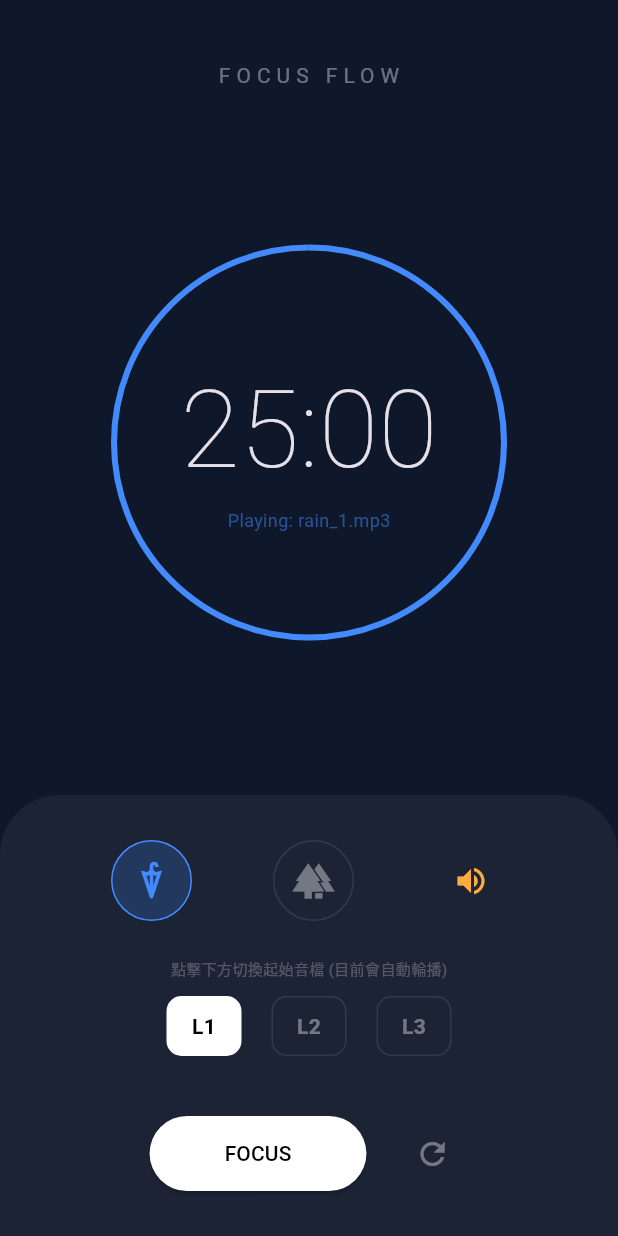
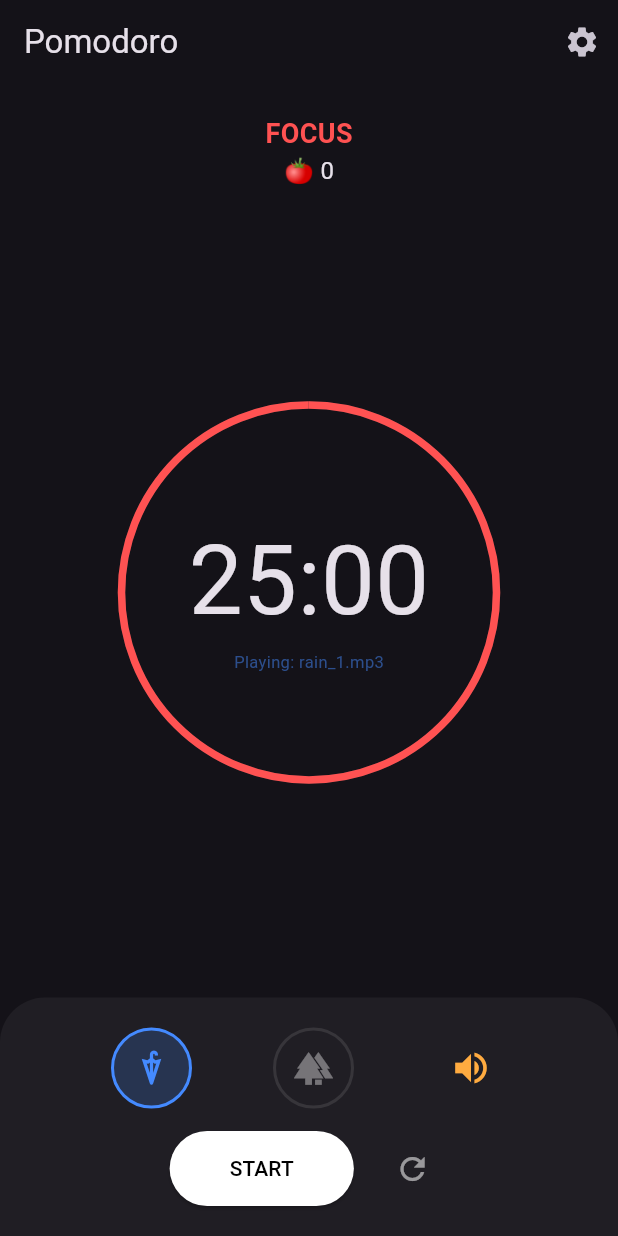
Before and after one commit to Lin-1015-newby/final_project, a Flutter app: the screen it shows after launch, on a phone screen of 412 x 824 dp. Run offline on Flutter 3.47's test engine with Material 3 defaults, Android fonts, the phone set to English and light mode, and no system bars; our stand-ins replace audioplayers.

Commit message:
music_button

```diff
--- a/lib/main.dart
+++ b/lib/main.dart
@@ -2,100 +2,75 @@ import 'dart:async';
 import 'package:flutter/material.dart';
 import 'package:audioplayers/audioplayers.dart';
 
-void main() => runApp(MaterialApp(
+void main() => runApp(const MyApp());
+
+class MyApp extends StatelessWidget {
+  const MyApp({super.key});
+
+  @override
+  Widget build(BuildContext context) {
+    return MaterialApp(
       debugShowCheckedModeBanner: false,
       theme: ThemeData.dark(),
-  home: PomodoroTimer(),
-));
+      home: const PomodoroTimer(),
+    );
+  }
+}
+
+/// ===============================
+/// 設定模型
+/// ===============================
+class PomodoroSettings {
+  int focusMinutes;
+  int shortBreakMinutes;
+  int longBreakMinutes;
+  int longBreakInterval;
+
+  PomodoroSettings({
+    this.focusMinutes = 25,
+    this.shortBreakMinutes = 5,
+    this.longBreakMinutes = 15,
+    this.longBreakInterval = 4,
+  });
+}
+
+/// ===============================
+/// 番茄鐘階段
+/// ===============================
+enum PomodoroPhase { focus, shortBreak, longBreak }
 
 class PomodoroTimer extends StatefulWidget {
+  const PomodoroTimer({super.key});
+
   @override
-  _PomodoroTimerState createState() => _PomodoroTimerState();
+  State<PomodoroTimer> createState() => _PomodoroTimerState();
 }
 
 class _PomodoroTimerState extends State<PomodoroTimer> {
-  static const int defaultTime = 1500;
-  int _seconds = defaultTime;
+  final PomodoroSettings _settings = PomodoroSettings();
+
+  PomodoroPhase _phase = PomodoroPhase.focus;
+  int _seconds = 25 * 60;
+  int _completedPomodoros = 0;
+  bool _isRunning = false;
+
   Timer? _timer;
-  bool _isRunning = false;
 
   final AudioPlayer _audioPlayer = AudioPlayer();
   bool _isSoundOn = true;
+  String _currentCategory = 'rain';
+  int _currentLevel = 1;
 
-  String _currentCategory = 'rain';
-  int _currentLevel = 1; // 1, 2, 3 輪流
+  int get focusTime => _settings.focusMinutes * 60;
+  int get shortBreakTime => _settings.shortBreakMinutes * 60;
+  int get longBreakTime => _settings.longBreakMinutes * 60;
 
   @override
   void initState() {
     super.initState();
-
-    // 重點：監聽播放結束事件，實作自動輪流播放
-    _audioPlayer.onPlayerComplete.listen((event) {
-      if (_isRunning && _isSoundOn) {
-        _playNextSound();
-      }
+    _audioPlayer.onPlayerComplete.listen((_) {
+      if (_isRunning && _isSoundOn) _playNextSound();
     });
-  }
-
-  // 核心邏輯：計算下一個音檔編號並播放
-  void _playNextSound() async {
-    setState(() {
-      // 1 -> 2 -> 3 -> 1 循環
-      _currentLevel = (_currentLevel % 3) + 1;
-    });
-    await _audioPlayer.play(AssetSource('sounds/$_currentFileName'));
-  }
-
-  String get _currentFileName => '${_currentCategory}_$_currentLevel.mp3';
-
-  void _toggleTimer() async {
-    if (_isRunning) {
-      _timer?.cancel();
-      await _audioPlayer.pause();
-    } else {
-      _timer = Timer.periodic(Duration(seconds: 1), (timer) {
-        setState(() {
-          if (_seconds > 0) {
-            _seconds--;
-          } else {
-            _timer?.cancel();
-            _isRunning = false;
-            _audioPlayer.stop();
-          }
-        });
-      });
-      if (_isSoundOn) {
-        await _audioPlayer.play(AssetSource('sounds/$_currentFileName'));
-      }
-    }
-    setState(() => _isRunning = !_isRunning);
-  }
-
-  void _resetTimer() {
-    _timer?.cancel();
-    _audioPlayer.stop();
-    setState(() {
-      _seconds = defaultTime;
-      _isRunning = false;
-      _currentLevel = 1; // 重置時回到第一個音檔
-    });
-  }
-
-  // 手動切換
-  void _manualUpdateSound(String category, int level) async {
-    setState(() {
-      _currentCategory = category;
-      _currentLevel = level;
-    });
-    if (_isRunning && _isSoundOn) {
-      await _audioPlayer.play(AssetSource('sounds/$_currentFileName'));
-    }
-  }
-
-  String _formatTime(int totalSeconds) {
-    int minutes = totalSeconds ~/ 60;
-    int seconds = totalSeconds % 60;
-    return '${minutes.toString().padLeft(2, '0')}:${seconds.toString().padLeft(2, '0')}';
   }
 
   @override
@@ -105,75 +80,230 @@ class _PomodoroTimerState extends State<PomodoroTimer> {
     super.dispose();
   }
 
+  /// ===============================
+  /// Timer
+  /// ===============================
+  void _startTimer() {
+    _timer = Timer.periodic(const Duration(seconds: 1), (_) {
+      if (_seconds <= 0) {
+        _handlePhaseComplete();
+        return;
+      }
+      setState(() => _seconds--);
+    });
+    _playSound();
+  }
+
+  void _pauseTimer() {
+    _timer?.cancel();
+    _audioPlayer.pause();
+    setState(() => _isRunning = false);
+  }
+
+  void _toggleTimer() {
+    setState(() => _isRunning = !_isRunning);
+    _isRunning ? _startTimer() : _pauseTimer();
+  }
+
+  void _resetTimer() {
+    _timer?.cancel();
+    _audioPlayer.stop();
+    setState(() {
+      _phase = PomodoroPhase.focus;
+      _seconds = focusTime;
+      _completedPomodoros = 0;
+      _isRunning = false;
+      _currentLevel = 1;
+    });
+  }
+
+  /// ===============================
+  /// 階段切換
+  /// ===============================
+  void _handlePhaseComplete() {
+    _timer?.cancel();
+    _audioPlayer.stop();
+
+    setState(() {
+      if (_phase == PomodoroPhase.focus) {
+        _completedPomodoros++;
+        if (_completedPomodoros % _settings.longBreakInterval == 0) {
+          _phase = PomodoroPhase.longBreak;
+          _seconds = longBreakTime;
+        } else {
+          _phase = PomodoroPhase.shortBreak;
+          _seconds = shortBreakTime;
+        }
+      } else {
+        _phase = PomodoroPhase.focus;
+        _seconds = focusTime;
+      }
+    });
+
+    _startTimer();
+  }
+
+  /// ===============================
+  /// 音效
+  /// ===============================
+  String get _currentFileName => '${_currentCategory}_$_currentLevel.mp3';
+
+  Future<void> _playSound() async {
+    if (_isRunning && _isSoundOn) {
+      await _audioPlayer.play(
+        AssetSource('sounds/$_currentFileName'),
+      );
+    }
+  }
+
+  void _playNextSound() {
+    setState(() {
+      _currentLevel = (_currentLevel % 3) + 1;
+    });
+    _playSound();
+  }
+
+  void _updateSound({String? category, int? level}) {
+    setState(() {
+      if (category != null) _currentCategory = category;
+      if (level != null) _currentLevel = level;
+    });
+    _playSound();
+  }
+
+  /// ===============================
+  /// UI Helper
+  /// ===============================
+  String get _phaseText {
+    switch (_phase) {
+      case PomodoroPhase.focus:
+        return "FOCUS";
+      case PomodoroPhase.shortBreak:
+        return "SHORT BREAK";
+      case PomodoroPhase.longBreak:
+        return "LONG BREAK";
+    }
+  }
+
+  Color get _phaseColor {
+    if (_phase == PomodoroPhase.focus) return Colors.redAccent;
+    if (_phase == PomodoroPhase.shortBreak) return Colors.greenAccent;
+    return Colors.blueAccent;
+  }
+
+  String _formatTime(int s) =>
+      '${(s ~/ 60).toString().padLeft(2, '0')}:${(s % 60).toString().padLeft(2, '0')}';
+
+  /// ===============================
+  /// UI
+  /// ===============================
   @override
   Widget build(BuildContext context) {
-    double progress = _seconds / defaultTime;
+    final maxTime = _phase == PomodoroPhase.focus
+        ? focusTime
+        : _phase == PomodoroPhase.shortBreak
+        ? shortBreakTime
+        : longBreakTime;
+
     Color activeColor = _currentCategory == 'rain' ? Colors.blueAccent : Colors.greenAccent;
 
     return Scaffold(
-      backgroundColor: Color(0xFF0F172A),
-      body: SafeArea(
-        child: Column(
+      appBar: AppBar(
+        title: const Text("Pomodoro"),
+        actions: [
+          IconButton(
+            icon: const Icon(Icons.settings),
+            onPressed: () async {
+              await Navigator.push(
+                context,
+                MaterialPageRoute(
+                  builder: (_) => SettingsPage(settings: _settings),
+                ),
+              );
+              if (_phase == PomodoroPhase.focus) {
+                setState(() => _seconds = focusTime);
+              }
+            },
+          ),
+        ],
+      ),
+      body: Column(
         children: [
-            SizedBox(height: 40),
-            Text("FOCUS FLOW", style: TextStyle(letterSpacing: 4, color: Colors.white38)),
-            Spacer(),
+          const SizedBox(height: 20),
+          Text(_phaseText, style: TextStyle(color: _phaseColor, fontSize: 18, fontWeight: FontWeight.bold)),
+          Text("🍅 $_completedPomodoros", style: const TextStyle(fontSize: 16)),
+          const Spacer(),
 
           Stack(
             alignment: Alignment.center,
             children: [
               SizedBox(
-                  width: 260, height: 260,
+                width: 250,
+                height: 250,
                 child: CircularProgressIndicator(
-                    value: progress,
-                    strokeWidth: 4,
+                  value: _seconds / maxTime,
+                  strokeWidth: 5,
                   backgroundColor: Colors.white10,
-                    valueColor: AlwaysStoppedAnimation<Color>(activeColor),
+                  valueColor: AlwaysStoppedAnimation<Color>(_phaseColor),
                 ),
               ),
               Column(
                 mainAxisSize: MainAxisSize.min,
                 children: [
-                    Text(_formatTime(_seconds), style: TextStyle(fontSize: 72, fontWeight: FontWeight.w200)),
-                    // 顯示目前正在播放哪一個音檔
-                    Text("Playing: $_currentFileName", style: TextStyle(fontSize: 12, color: activeColor.withOpacity(0.5))),
+                  Text(
+                    _formatTime(_seconds),
+                    style: const TextStyle(fontSize: 64),
+                  ),
+                  Text(
+                    "Playing: $_currentFileName",
+                    style: TextStyle(fontSize: 11, color: activeColor.withAlpha(128)),
+                  ),
                 ],
               ),
             ],
           ),
 
-            Spacer(),
+          const Spacer(),
 
+          // 音樂控制區域
           Container(
-              padding: EdgeInsets.symmetric(vertical: 30, horizontal: 20),
+            padding: const EdgeInsets.symmetric(vertical: 20, horizontal: 20),
             decoration: BoxDecoration(
-                color: Colors.white.withOpacity(0.05),
-                borderRadius: BorderRadius.vertical(top: Radius.circular(40)),
+              color: Colors.white.withAlpha(13),
+              borderRadius: const BorderRadius.vertical(top: Radius.circular(30)),
             ),
             child: Column(
               children: [
+                // 類別切換（rain / forest）和音量控制
                 Row(
                   mainAxisAlignment: MainAxisAlignment.spaceEvenly,
                   children: [
-                      _categoryIcon(Icons.umbrella, 'rain', Colors.blueAccent),
-                      _categoryIcon(Icons.forest, 'forest', Colors.greenAccent),
+                    _categoryButton(Icons.umbrella, 'rain', Colors.blueAccent),
+                    _categoryButton(Icons.forest, 'forest', Colors.greenAccent),
                     _volumeToggle(),
                   ],
                 ),
-                  SizedBox(height: 25),
-                  Text("點擊下方切換起始音檔 (目前會自動輪播)", style: TextStyle(fontSize: 10, color: Colors.white24)),
-                  SizedBox(height: 10),
-                  Row(
-                    mainAxisAlignment: MainAxisAlignment.center,
-                    children: [1, 2, 3].map((level) => _levelButton(level)).toList(),
-                  ),
-                  SizedBox(height: 40),
+                const SizedBox(height: 15),
+                // 控制按鈕
                 Row(
                   mainAxisAlignment: MainAxisAlignment.center,
                   children: [
-                      _mainActionButton(),
-                      SizedBox(width: 20),
-                      IconButton(icon: Icon(Icons.refresh, color: Colors.white38), onPressed: _resetTimer),
+                    ElevatedButton(
+                      onPressed: _toggleTimer,
+                      style: ElevatedButton.styleFrom(
+                        backgroundColor: Colors.white,
+                        foregroundColor: Colors.black,
+                        padding: const EdgeInsets.symmetric(horizontal: 40, vertical: 15),
+                        shape: RoundedRectangleBorder(borderRadius: BorderRadius.circular(25)),
+                      ),
+                      child: Text(_isRunning ? "PAUSE" : "START"),
+                    ),
+                    const SizedBox(width: 15),
+                    IconButton(
+                      icon: const Icon(Icons.refresh),
+                      onPressed: _resetTimer,
+                      color: Colors.white54,
+                    ),
                   ],
                 ),
               ],
@@ -181,66 +311,120 @@ class _PomodoroTimerState extends State<PomodoroTimer> {
           ),
         ],
       ),
+    );
+  }
+
+  // 類別選擇按鈕（rain / forest）
+  Widget _categoryButton(IconData icon, String category, Color color) {
+    bool isSelected = _currentCategory == category;
+    return GestureDetector(
+      onTap: () => _updateSound(category: category),
+      child: AnimatedContainer(
+        duration: const Duration(milliseconds: 250),
+        padding: const EdgeInsets.all(12),
+        decoration: BoxDecoration(
+          color: isSelected ? color.withAlpha(51) : Colors.transparent,
+          shape: BoxShape.circle,
+          border: Border.all(color: isSelected ? color : Colors.white10, width: 2),
+        ),
+        child: Icon(icon, color: isSelected ? color : Colors.white38, size: 26),
       ),
     );
   }
 
-  // --- UI Helper Widgets (與先前邏輯相同，僅修改回傳函式) ---
-  Widget _categoryIcon(IconData icon, String category, Color color) {
-    bool isSelected = _currentCategory == category;
-    return GestureDetector(
-      onTap: () => _manualUpdateSound(category, _currentLevel),
-      child: AnimatedContainer(
-        duration: Duration(milliseconds: 300),
-        padding: EdgeInsets.all(12),
-        decoration: BoxDecoration(
-          color: isSelected ? color.withOpacity(0.2) : Colors.transparent,
-          shape: BoxShape.circle,
-          border: Border.all(color: isSelected ? color : Colors.white10),
-        ),
-        child: Icon(icon, color: isSelected ? color : Colors.white38, size: 28),
+
+
+  // 音量開關
+  Widget _volumeToggle() {
+    return IconButton(
+      icon: Icon(_isSoundOn ? Icons.volume_up : Icons.volume_off),
+      color: _isSoundOn ? Colors.orangeAccent : Colors.white24,
+      iconSize: 28,
+      onPressed: () {
+        setState(() => _isSoundOn = !_isSoundOn);
+        if (!_isSoundOn) {
+          _audioPlayer.pause();
+        } else if (_isRunning) {
+          _playSound();
+        }
+      },
+    );
+  }
+}
+
+/// ===============================
+/// 設定頁
+/// ===============================
+class SettingsPage extends StatefulWidget {
+  final PomodoroSettings settings;
+  const SettingsPage({super.key, required this.settings});
+
+  @override
+  State<SettingsPage> createState() => _SettingsPageState();
+}
+
+class _SettingsPageState extends State<SettingsPage> {
+  late int focus;
+  late int shortBreak;
+  late int longBreak;
+  late int interval;
+
+  @override
+  void initState() {
+    super.initState();
+    focus = widget.settings.focusMinutes;
+    shortBreak = widget.settings.shortBreakMinutes;
+    longBreak = widget.settings.longBreakMinutes;
+    interval = widget.settings.longBreakInterval;
+  }
+
+  @override
+  Widget build(BuildContext context) {
+    return Scaffold(
+      appBar: AppBar(title: const Text("設定")),
+      body: ListView(
+        padding: const EdgeInsets.all(20),
+        children: [
+          _slider("專注時間（分鐘）", focus, 10, 60,
+                  (v) => setState(() => focus = v)),
+          _slider("短休息（分鐘）", shortBreak, 3, 15,
+                  (v) => setState(() => shortBreak = v)),
+          _slider("長休息（分鐘）", longBreak, 10, 30,
+                  (v) => setState(() => longBreak = v)),
+          _slider("幾次專注後長休", interval, 2, 6,
+                  (v) => setState(() => interval = v)),
+          const SizedBox(height: 30),
+          ElevatedButton(
+            onPressed: () {
+              widget.settings
+                ..focusMinutes = focus
+                ..shortBreakMinutes = shortBreak
+                ..longBreakMinutes = longBreak
+                ..longBreakInterval = interval;
+              Navigator.pop(context);
+            },
+            child: const Text("儲存"),
+          )
+        ],
       ),
     );
   }
 
-  Widget _levelButton(int level) {
-    bool isSelected = _currentLevel == level;
-    return GestureDetector(
-      onTap: () => _manualUpdateSound(_currentCategory, level),
-      child: Container(
-        margin: EdgeInsets.symmetric(horizontal: 10), width: 50, height: 40,
-        alignment: Alignment.center,
-        decoration: BoxDecoration(
-          color: isSelected ? Colors.white : Colors.transparent,
-          borderRadius: BorderRadius.circular(10),
-          border: Border.all(color: isSelected ? Colors.white : Colors.white10),
+  Widget _slider(String title, int value, int min, int max,
+      ValueChanged<int> onChanged) {
+    return Column(
+      crossAxisAlignment: CrossAxisAlignment.start,
+      children: [
+        Text("$title：$value"),
+        Slider(
+          value: value.toDouble(),
+          min: min.toDouble(),
+          max: max.toDouble(),
+          divisions: max - min,
+          label: value.toString(),
+          onChanged: (v) => onChanged(v.round()),
         ),
-        child: Text("L$level", style: TextStyle(color: isSelected ? Colors.black : Colors.white38, fontWeight: FontWeight.bold)),
-      ),
-    );
-  }
-
-  Widget _volumeToggle() {
-    return IconButton(
-      icon: Icon(_isSoundOn ? Icons.volume_up : Icons.volume_off),
-      color: _isSoundOn ? Colors.orangeAccent : Colors.white24,
-      onPressed: () {
-        setState(() => _isSoundOn = !_isSoundOn);
-        if (!_isSoundOn) _audioPlayer.pause();
-        else if (_isRunning) _audioPlayer.play(AssetSource('sounds/$_currentFileName'));
-      },
-    );
-  }
-
-  Widget _mainActionButton() {
-    return ElevatedButton(
-      onPressed: _toggleTimer,
-      style: ElevatedButton.styleFrom(
-        backgroundColor: Colors.white, foregroundColor: Colors.black,
-        padding: EdgeInsets.symmetric(horizontal: 50, vertical: 15),
-        shape: RoundedRectangleBorder(borderRadius: BorderRadius.circular(30)),
-      ),
-      child: Text(_isRunning ? "PAUSE" : "FOCUS"),
+      ],
     );
   }
 }
```
Lines whose indentation alone changed are shown as unchanged.
